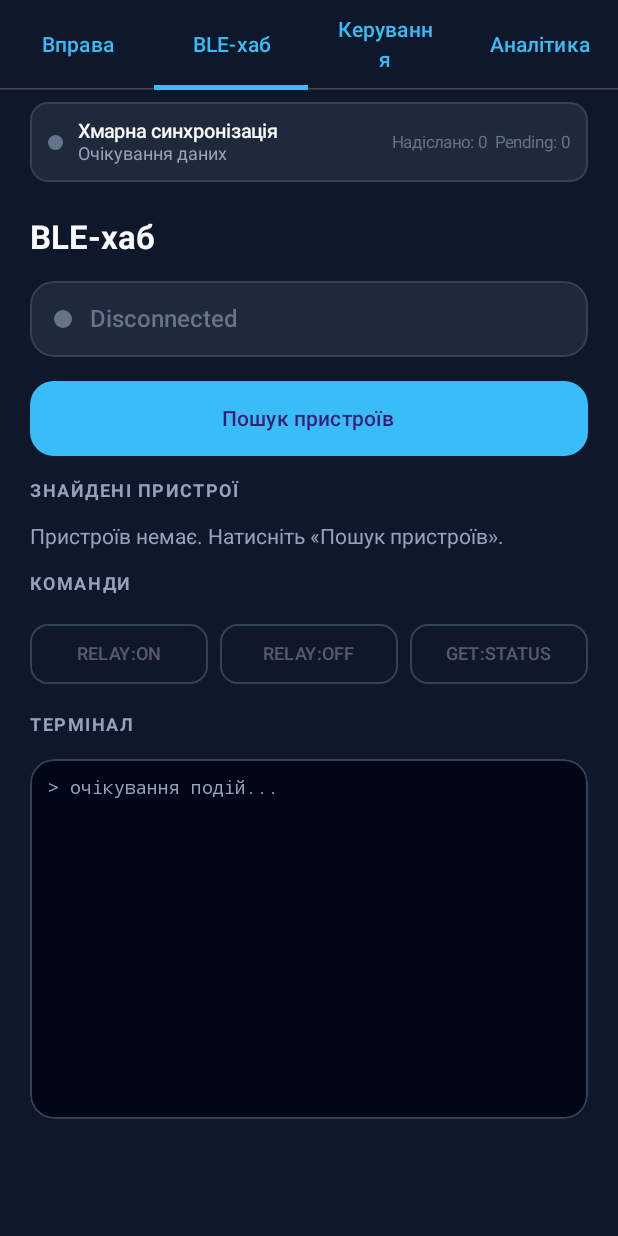
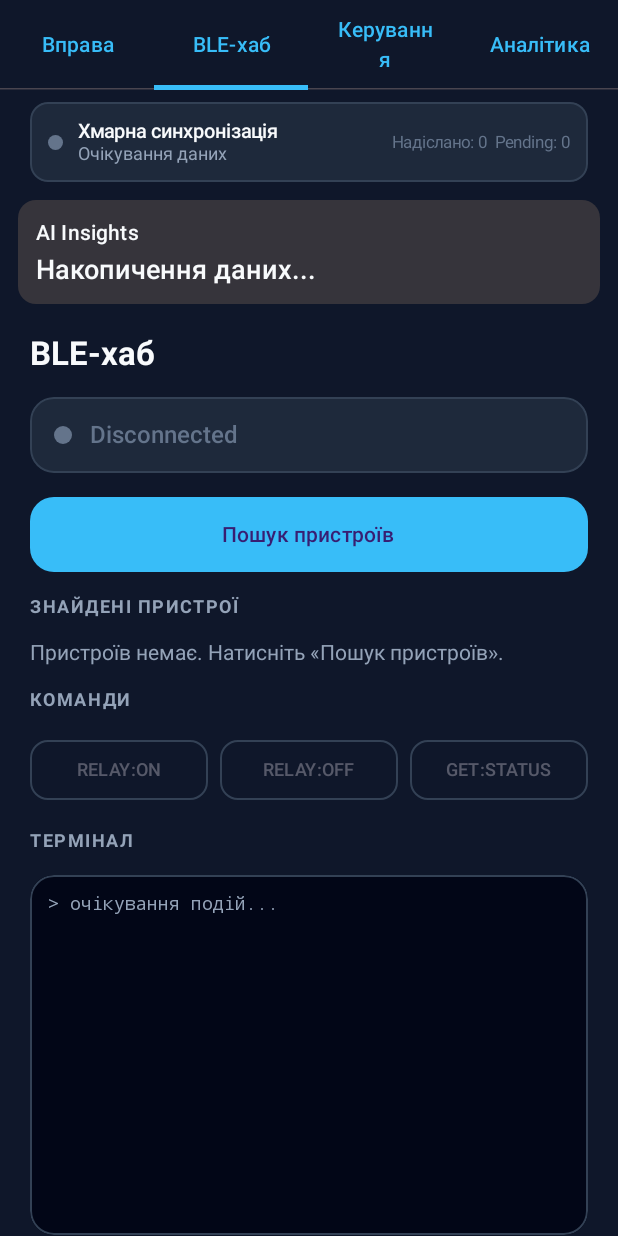
Before and after one commit to nastly29/Rehabilitation-Assistant, an Android app built with Jetpack Compose: the screen it shows after launch (MainActivity), tab 2 chosen, on a phone screen of 412 x 824 dp. Run offline under Robolectric (Android 15) with nearby library versions, the phone set to English and light mode, and no system bars; our stand-ins replace Firebase (no records; nobody signed in at launch, a user with empty details on screens opened directly), Room's generated code; libraries missing offline, so code that uses them is left out: org.tensorflow.lite; 1 statement that could not run was skipped.

Commit message:
lab6: first commit

```diff
--- a/app/build.gradle.kts
+++ b/app/build.gradle.kts
@@ -62,4 +62,5 @@ dependencies {
     implementation("androidx.room:room-ktx:2.7.2")
     ksp("androidx.room:room-compiler:2.7.2")
     implementation("com.github.PhilJay:MPAndroidChart:v3.1.0")
+    implementation("org.tensorflow:tensorflow-lite:2.16.1")
 }
--- a/app/src/main/java/com/example/rehabilitationassistant/MainActivity.kt
+++ b/app/src/main/java/com/example/rehabilitationassistant/MainActivity.kt
@@ -34,6 +34,9 @@ import com.example.rehabilitationassistant.ui.dashboard.RehabilitationScreen
 import com.example.rehabilitationassistant.ui.dashboard.RehabilitationStatus
 import com.example.rehabilitationassistant.ui.dashboard.RehabilitationViewModel
 import com.example.rehabilitationassistant.ui.theme.*
+import com.example.rehabilitationassistant.ml.ActivityClassifier
+import com.example.rehabilitationassistant.ui.ai.AiInsightsCard
+import com.example.rehabilitationassistant.ui.ai.AiViewModel
 
 // Головна точка входу в застосунок
 class MainActivity : ComponentActivity() {
@@ -44,8 +47,9 @@ class MainActivity : ComponentActivity() {
     private val cloudViewModel: CloudViewModel by viewModels()       // хмарна синхронізація
     private val controlViewModel: ControlViewModel by viewModels()   // актуатори й команди з хмари
 
-    // Оголошення змінної для ViewModel історії: вона записує кути в БД і віддає їх для графіка
     private val sensorViewModel: SensorViewModel by viewModels()     // історія в БД і графік
+
+    private val aiViewModel: AiViewModel by viewModels()             // розпізнавання руху моделлю
     private lateinit var dataSource: AccelerometerDataSource         // джерело даних акселерометра
 
     override fun onCreate(savedInstanceState: Bundle?) {
@@ -55,6 +59,7 @@ class MainActivity : ComponentActivity() {
         dataSource = AccelerometerDataSource(this) {
             viewModel.onSensorData(it)        // для вправи (кут, повторення)
             cloudViewModel.onSensorData(it)   // для хмари (запам'ятати останнє)
+            aiViewModel.onSensorData(it)  // для моделі (вікно з 20 вимірів)
         }
 
         setContent {
@@ -74,6 +79,9 @@ class MainActivity : ComponentActivity() {
                     // Останні 50 записів з БД; коли в БД з'являється новий рядок, значення змінюється і графік перемальовується
                     val records by sensorViewModel.records.collectAsState()
 
+                    // Прогноз моделі (блок "AI Insights" оновлюється сам)
+                    val aiState by aiViewModel.uiState.collectAsState()
+
                     var tab by remember { mutableIntStateOf(0) }
                     val context = LocalContext.current
 
@@ -92,6 +100,13 @@ class MainActivity : ComponentActivity() {
                     // ЗБЕРЕЖЕННЯ В БД: щоразу, коли змінився кут, передаємо його у ViewModel
                     LaunchedEffect(state.angle) {
                         sensorViewModel.onSample(state.angle, controlState.alarmActive)
+                    }
+
+                    // Реакція на прогноз моделі; виконується лише тоді, коли змінився клас
+                    // "Швидкий рух" - пишемо в БД частіше (ЛР5), "Аномалія" - вмикаємо актуатори (ЛР4)
+                    LaunchedEffect(aiState.label) {
+                        sensorViewModel.setFastMode(aiState.label == ActivityClassifier.FAST_MOVE)
+                        if (aiState.label == ActivityClassifier.ANOMALY) controlViewModel.onAnomaly()
                     }
 
                     // Передача даних вправи на BLE-хаб: лічильники повторень
@@ -119,6 +134,7 @@ class MainActivity : ComponentActivity() {
                             Tab(selected = tab == 3, onClick = { tab = 3 }, text = { Text("Аналітика") })
                         }
                         CloudSyncIndicator(cloudState)   // видно на всіх вкладках
+                        AiInsightsCard(aiState)  // блок "AI Insights" (видно на всіх вкладках)
                         when (tab) {
                             0 -> RehabilitationScreen(
                                 state = state,
--- /dev/null
+++ b/app/src/main/java/com/example/rehabilitationassistant/ml/ActivityClassifier.kt
@@ -0,0 +1,57 @@
+package com.example.rehabilitationassistant.ml
+
+import android.content.Context
+import org.tensorflow.lite.Interpreter
+import java.nio.ByteBuffer
+import java.nio.ByteOrder
+
+// Результат класифікації: назва класу, впевненість і ймовірності всіх класів
+data class Prediction(
+    val label: String,                  // який стан вгадала модель
+    val confidence: Float,              // наскільки впевнена (0..1)
+    val probabilities: List<Float>      // ймовірності всіх 4 класів, для смужок на екрані
+)
+
+// ML-Wrapper: завантажує модель у пам'ять і робить прогноз. Решта програми викликає лише classify()
+class ActivityClassifier(context: Context) : AutoCloseable {
+
+    companion object {
+        const val MODEL_FILE = "activity_model.tflite"   // файл моделі в assets
+        const val WINDOW_SIZE = 20                       // скільки вимірів у вікні (як у Colab)
+        const val INPUT_SIZE = WINDOW_SIZE * 3           // 60 чисел: x, y, z для кожного виміру
+
+        const val REST = "Спокій"
+        const val SLOW_MOVE = "Повільний рух"
+        const val FAST_MOVE = "Швидкий рух"
+        const val ANOMALY = "Аномалія"
+        // порядок такий самий, як при навчанні: модель віддає номер 0..3, а за номером беремо назву
+        val LABELS = listOf(REST, SLOW_MOVE, FAST_MOVE, ANOMALY)
+    }
+
+    // Interpreter - запускає модель
+    private val interpreter = Interpreter(loadModelFile(context))
+
+    // Читаємо файл моделі з assets у буфер пам'яті
+    private fun loadModelFile(context: Context): ByteBuffer {
+        val bytes = context.assets.open(MODEL_FILE).use { it.readBytes() }
+        return ByteBuffer.allocateDirect(bytes.size).order(ByteOrder.nativeOrder()).apply {
+            put(bytes)
+            rewind()
+        }
+    }
+
+    // Приймає вікно з 60 чисел, повертає прогноз
+    fun classify(sensorWindow: FloatArray): Prediction {
+        // перевірка: якщо чисел не 60, модель не зможе працювати
+        require(sensorWindow.size == INPUT_SIZE) { "Потрібно $INPUT_SIZE чисел" }
+        val input = arrayOf(sensorWindow)                    // вхід
+        val output = Array(1) { FloatArray(LABELS.size) }    // сюди модель запише ймовірності
+        interpreter.run(input, output)                       // запуск моделі
+        val probs = output[0]
+        val best = probs.indices.maxByOrNull { probs[it] } ?: 0  // номер класу з найбільшою ймовірністю
+        return Prediction(LABELS[best], probs[best], probs.toList())
+    }
+
+    // Звільняємо пам'ять, коли модель більше не потрібна
+    override fun close() = interpreter.close()
+}
--- /dev/null
+++ b/app/src/main/java/com/example/rehabilitationassistant/ui/ai/AiInsightsCard.kt
@@ -0,0 +1,63 @@
+package com.example.rehabilitationassistant.ui.ai
+
+import androidx.compose.foundation.layout.Arrangement
+import androidx.compose.foundation.layout.Column
+import androidx.compose.foundation.layout.Row
+import androidx.compose.foundation.layout.fillMaxWidth
+import androidx.compose.foundation.layout.height
+import androidx.compose.foundation.layout.padding
+import androidx.compose.foundation.layout.width
+import androidx.compose.material3.Card
+import androidx.compose.material3.LinearProgressIndicator
+import androidx.compose.material3.MaterialTheme
+import androidx.compose.material3.Text
+import androidx.compose.runtime.Composable
+import androidx.compose.ui.Alignment
+import androidx.compose.ui.Modifier
+import androidx.compose.ui.text.style.TextAlign
+import androidx.compose.ui.unit.dp
+import com.example.rehabilitationassistant.ml.ActivityClassifier
+import kotlin.math.roundToInt
+
+// Блок "AI Insights": прогноз моделі в реальному часі
+// @Composable означає, що це функція-малювальник інтерфейсу
+// Вона лише показує дані зі state, самі обчислення тут не робляться
+@Composable
+fun AiInsightsCard(state: AiUiState, modifier: Modifier = Modifier) {
+
+    Card(modifier.fillMaxWidth().padding(horizontal = 12.dp, vertical = 4.dp)) {
+        Column(Modifier.padding(12.dp), verticalArrangement = Arrangement.spacedBy(4.dp)) {
+            Text("AI Insights", style = MaterialTheme.typography.titleSmall)
+
+            // Головний рядок: "Поточна активність"
+            // Поки вікно не накопичилось, показуємо просто "Накопичення даних..."
+            Text(
+                text = if (state.ready)
+                    "Поточна активність: ${state.label} (${(state.confidence * 100).roundToInt()}%)"
+                else state.label,
+                style = MaterialTheme.typography.titleMedium
+            )
+
+            // Ймовірності всіх класів смужками (показуємо, коли є результат моделі)
+            if (state.ready) {
+                // проходимо по чотирьох назвах класів; i - номер класу, name - його назва
+                ActivityClassifier.LABELS.forEachIndexed { i, name ->
+                    // ймовірність цього класу; getOrElse - щоб не було помилки, якщо даних ще немає
+                    val p = state.probabilities.getOrElse(i) { 0f }
+                    // один рядок: назва - смужка - відсотки
+                    Row(verticalAlignment = Alignment.CenterVertically) {
+                        Text(name, Modifier.width(110.dp), style = MaterialTheme.typography.bodySmall)
+                        // смужка: p від 0 до 1 показує, наскільки вона заповнена; weight(1f) розтягує її на вільне місце
+                        LinearProgressIndicator(progress = { p }, modifier = Modifier.weight(1f).height(6.dp))
+                        Text(
+                            "${(p * 100).roundToInt()}%",
+                            Modifier.width(44.dp),
+                            style = MaterialTheme.typography.bodySmall,
+                            textAlign = TextAlign.End
+                        )
+                    }
+                }
+            }
+        }
+    }
+}
--- /dev/null
+++ b/app/src/main/java/com/example/rehabilitationassistant/ui/ai/AiViewModel.kt
@@ -0,0 +1,72 @@
+package com.example.rehabilitationassistant.ui.ai
+
+import android.app.Application
+import android.os.SystemClock
+import android.util.Log
+import androidx.lifecycle.AndroidViewModel
+import androidx.lifecycle.viewModelScope
+import com.example.rehabilitationassistant.core.model.SensorData
+import com.example.rehabilitationassistant.ml.ActivityClassifier
+import com.example.rehabilitationassistant.ml.SensorWindowBuffer
+import kotlinx.coroutines.Dispatchers
+import kotlinx.coroutines.flow.MutableStateFlow
+import kotlinx.coroutines.flow.StateFlow
+import kotlinx.coroutines.flow.asStateFlow
+import kotlinx.coroutines.launch
+import kotlinx.coroutines.withContext
+
+// Що показує блок "AI Insights"
+// data class з готовими значеннями за замовчуванням: до першого прогнозу показуємо "Накопичення даних..."
+data class AiUiState(
+    val label: String = "Накопичення даних...",   // поточна активність
+    val confidence: Float = 0f,                   // впевненість моделі (0..1)
+    val probabilities: List<Float> = emptyList(), // ймовірності всіх класів
+    val ready: Boolean = false                    // чи вже є перший прогноз
+)
+
+class AiViewModel(app: Application) : AndroidViewModel(app) {
+
+    companion object {
+        const val TAG = "AiInsights"                // тег для Logcat
+        private const val SAMPLE_INTERVAL_MS = 50L  // беремо вимір не частіше ніж раз на 50 мс (20 Гц)
+        private const val CLASSIFY_EVERY = 5        // класифікуємо після кожних 5 нових вимірів (=0,3 с)
+    }
+
+    private val classifier = ActivityClassifier(app)  // модель
+    private val buffer = SensorWindowBuffer()         // кільцевий буфер на 20 вимірів
+
+    // _uiState змінюємо лише тут, а назовні віддаємо тільки для читання (uiState)
+    private val _uiState = MutableStateFlow(AiUiState())
+    val uiState: StateFlow<AiUiState> = _uiState.asStateFlow()
+
+    private var lastSampleAt = 0L   // час останнього прийнятого виміру
+    private var sinceClassify = 0   // скільки вимірів від останнього прогнозу
+    private var busy = false        // чи модель зараз рахує (щоб не запускати кілька разів одночасно)
+
+    // Викликається з MainActivity при кожному значенні акселерометра
+    fun onSensorData(raw: SensorData) {
+        val now = SystemClock.elapsedRealtime()
+        if (now - lastSampleAt < SAMPLE_INTERVAL_MS) return  // занадто рано, пропускаємо
+        lastSampleAt = now
+
+        buffer.add(raw.x, raw.y, raw.z)
+        sinceClassify++
+        // Запускаємо модель, коли виконано все разом: вікно повне, пройшло 5 вимірів, модель вільна
+        if (!buffer.isFull || sinceClassify < CLASSIFY_EVERY || busy) return
+        sinceClassify = 0
+
+        val window = buffer.snapshot()  // копія вікна для моделі (буфер далі продовжує наповнюватись)
+        busy = true
+        viewModelScope.launch {
+            val p = withContext(Dispatchers.Default) { classifier.classify(window) }
+            busy = false
+            _uiState.value = AiUiState(p.label, p.confidence, p.probabilities, ready = true) // екран оновиться сам
+            Log.d(TAG, "%s (%.0f%%)".format(p.label, p.confidence * 100))
+        }
+    }
+
+    // Звільняємо модель, коли ViewModel знищується (екран закрито остаточно)
+    override fun onCleared() {
+        classifier.close()
+    }
+}
--- a/app/src/main/java/com/example/rehabilitationassistant/ui/analytics/SensorViewModel.kt
+++ b/app/src/main/java/com/example/rehabilitationassistant/ui/analytics/SensorViewModel.kt
@@ -23,6 +23,9 @@ class SensorViewModel(app: Application) : AndroidViewModel(app) {
         private const val MAX_POINTS = 50          // скільки точок на графіку
         private const val MIN_DELTA = 1f           // мінімальна зміна кута для запису (°)
         private const val MIN_INTERVAL_MS = 500L   // не частіше ніж раз на 0,5 с
+
+        private const val FAST_DELTA = 0.3f          // у швидкому режимі пишемо вже при зміні від 0,3 градусів
+        private const val FAST_INTERVAL_MS = 100L    // і раз на 0,1 с
     }
 
     // Репозиторій, через який працюємо з БД (БД беремо з синглтона)
@@ -37,15 +40,27 @@ class SensorViewModel(app: Application) : AndroidViewModel(app) {
     private var lastSavedValue = Float.NaN    // який кут зберегли востаннє
     private var lastAction = false            // яким був стан тривоги в останньому записі
 
+    private var fastMode = false  // швидкий режим запису (коли активність "Швидкий рух")
+
+    // Вмикає або вимикає швидкий режим (викликається з MainActivity за прогнозом моделі)
+    fun setFastMode(enabled: Boolean) {
+        fastMode = enabled
+        Log.d(TAG, "Режим запису: ${if (enabled) "швидкий" else "звичайний"}")
+    }
+
     // Викликається з MainActivity при кожному новому куті
     fun onSample(angle: Float, actionTriggered: Boolean) {
         val now = System.currentTimeMillis() // поточний час у мс
-        // Суттєва зміна: це перший запис, або кут змінився на ≥1°, або змінився стан тривоги
+        // У швидкому режимі менший поріг зміни кута й менший інтервал між записами
+        val minDelta = if (fastMode) FAST_DELTA else MIN_DELTA
+        val minInterval = if (fastMode) FAST_INTERVAL_MS else MIN_INTERVAL_MS
+
+        // Суттєва зміна: це перший запис, або кут змінився достатньо, або змінився стан тривоги
         val significant = lastSavedValue.isNaN() ||
-                abs(angle - lastSavedValue) >= MIN_DELTA ||
+                abs(angle - lastSavedValue) >= minDelta ||
                 actionTriggered != lastAction
-        // Не суттєво або ще рано (пройшло менше 0,5 с): нічого не зберігаємо
-        if (!significant || now - lastSavedAt < MIN_INTERVAL_MS) return
+        // Не суттєво або ще рано: нічого не зберігаємо
+        if (!significant || now - lastSavedAt < minInterval) return
 
         // Запам'ятовуємо, що саме зараз зберегли, для наступного порівняння
         lastSavedAt = now
@@ -56,7 +71,7 @@ class SensorViewModel(app: Application) : AndroidViewModel(app) {
             repository.save(
                 SensorRecord(timestamp = now, sensorValue = angle, actionTriggered = actionTriggered)
             )
-            Log.d(TAG, "Збережено: кут %.0f°, актуатор=%b".format(angle, actionTriggered)) // рядок у Logcat для перевірки
+            Log.d(TAG, "Збережено: кут %.0f°, актуатор=%b".format(angle, actionTriggered))
         }
     }
 
```
Also changed, not shown: app/src/main/java/com/example/rehabilitationassistant/ml/SensorWindowBuffer.kt (added, +34 -0 lines), app/src/main/java/com/example/rehabilitationassistant/ui/control/ControlViewModel.kt (+19 -1 lines), 1 other file.
